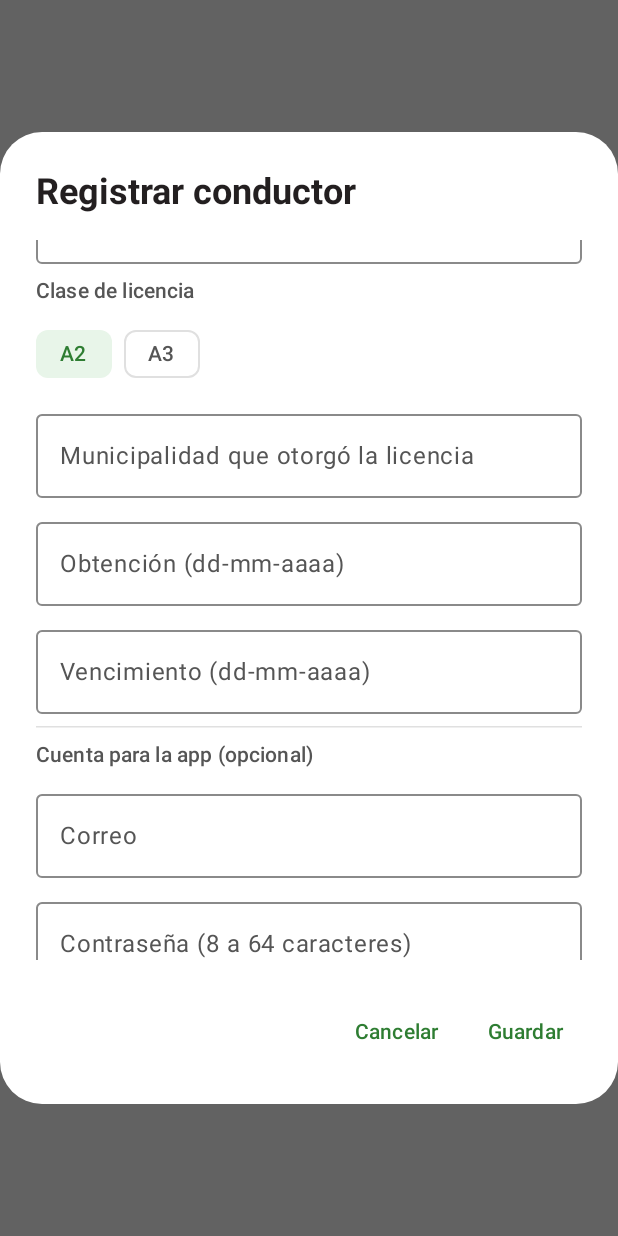
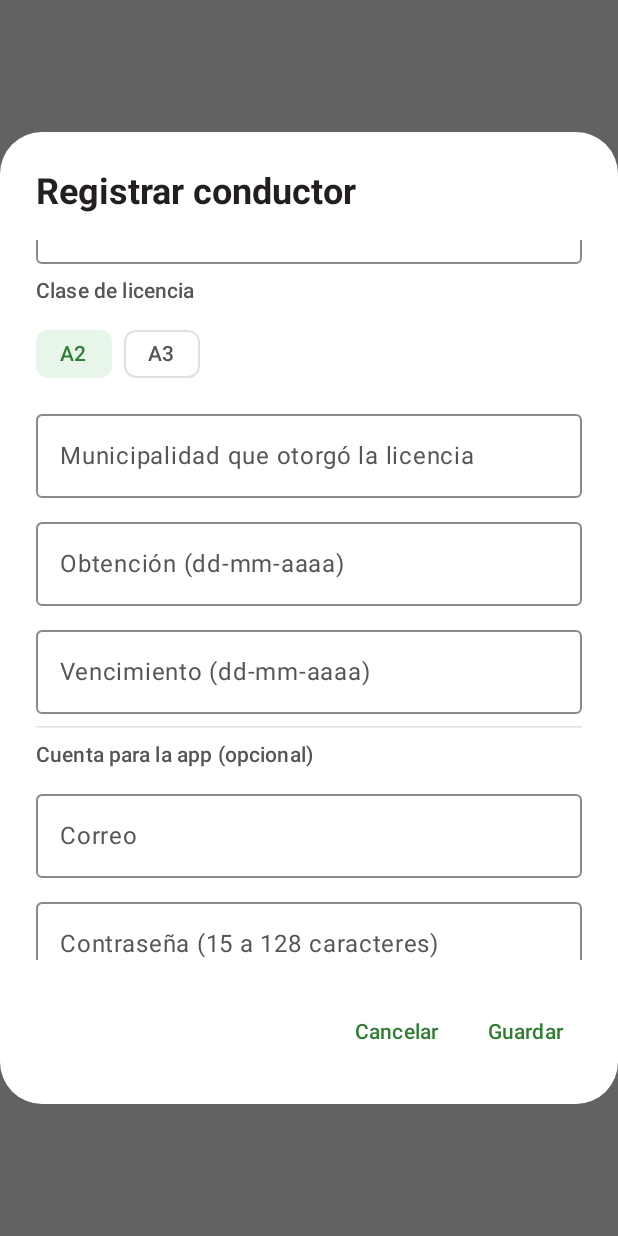
Before and after one commit to vantonio1104/Conatacoch, an Android app built with Jetpack Compose: the composable FormularioConductor called with empty values, scrolled down 336 dp, on a phone screen of 412 x 824 dp. Run offline under Robolectric (Android 15) with nearby library versions, the phone set to English and light mode, and no system bars.

Commit message:
Textos de contraseña: 15 a 128 caracteres (igual que el servidor)
Co-Authored-By: Claude Opus 5.5 <noreply@anthropic.com>
Claude-Session: https://claude.ai/code/session_01MBkKrKcpywjPgkaiHxwun5

```diff
--- a/app/src/main/java/cl/conatacoch/app/ui/admin/AdminScreens.kt
+++ b/app/src/main/java/cl/conatacoch/app/ui/admin/AdminScreens.kt
@@ -487,7 +487,7 @@ private fun FormularioConductor(
                     Campo("Correo", d.email, KeyboardType.Email) { d = d.copy(email = it) }
                     OutlinedTextField(
                         value = d.password, onValueChange = { d = d.copy(password = it) },
-                        label = { Text("Contraseña (8 a 64 caracteres)") }, singleLine = true,
+                        label = { Text("Contraseña (15 a 128 caracteres)") }, singleLine = true,
                         visualTransformation = PasswordVisualTransformation(), modifier = Modifier.fillMaxWidth(),
                     )
                 }
```
Also changed, not shown: 1 other file.
